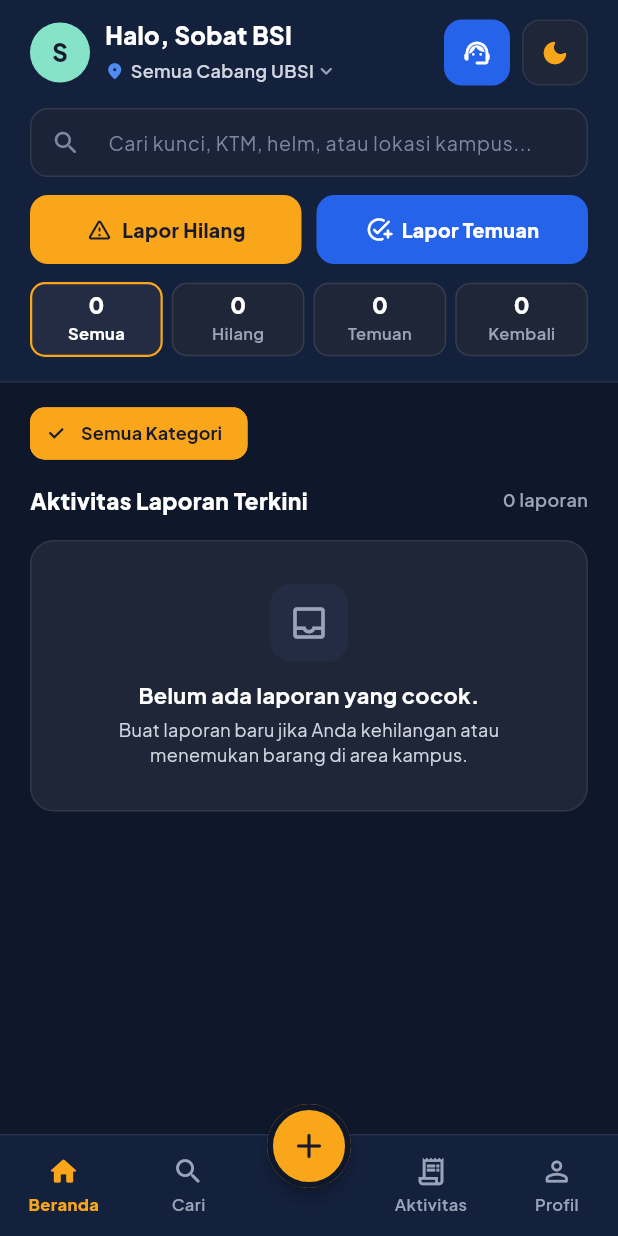
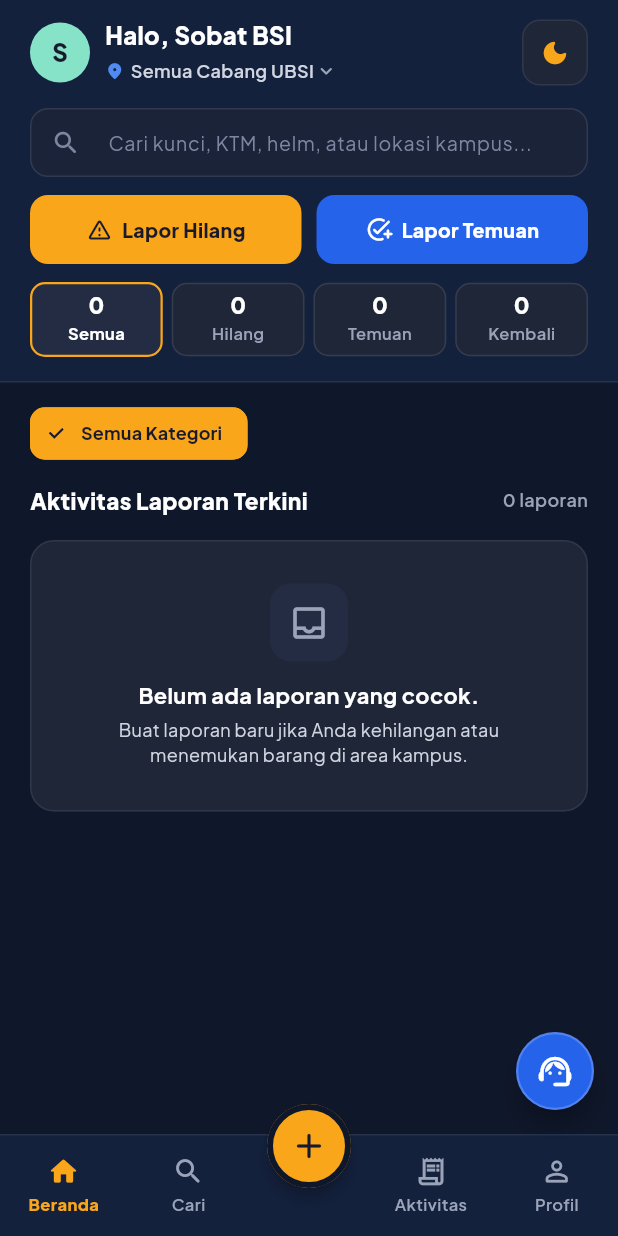
Before and after one commit to MunnaK17/findit-mobile, a Flutter app: the MainNavigationView screen opened directly, on a phone screen of 412 x 824 dp. Run offline on Flutter 3.47's test engine with Material 3 defaults, Android fonts, the phone set to English and light mode, and no system bars; our stand-ins replace google_fonts, image_picker, shared_preferences, supabase_flutter; accounts and stored records are empty.

Commit message:
feat(ui): move Tanya FindBot button to bottom-right floating action button

```diff
--- a/lib/views/home/home_view.dart
+++ b/lib/views/home/home_view.dart
@@ -8,7 +8,6 @@
 import '../../services/auth_service.dart';
 import '../../services/report_service.dart';
 import '../../services/supabase_service.dart';
-import '../chat/chatbot_view.dart';
 import '../reports/create_report_view.dart';
 import 'widgets/report_card.dart';
 
@@ -511,25 +510,6 @@
                       ),
                     ),
                   ],
-                ),
-              ),
-              const SizedBox(width: 8),
-              Container(
-                width: 44,
-                height: 44,
-                decoration: BoxDecoration(
-                  color: AppColors.actionBlue,
-                  borderRadius: BorderRadius.circular(12),
-                ),
-                child: IconButton(
-                  tooltip: 'Tanya FindBot',
-                  icon: const Icon(Icons.support_agent_rounded, color: Colors.white, size: 20),
-                  onPressed: () {
-                    Navigator.push(
-                      context,
-                      MaterialPageRoute(builder: (_) => const ChatbotView()),
-                    );
-                  },
                 ),
               ),
               const SizedBox(width: 8),
--- a/lib/views/main_navigation_view.dart
+++ b/lib/views/main_navigation_view.dart
@@ -1,5 +1,6 @@
 import 'package:flutter/material.dart';
 import '../core/constants/colors.dart';
+import 'chat/chatbot_view.dart';
 import 'home/home_view.dart';
 import 'reports/create_report_view.dart';
 import 'search/search_view.dart';
@@ -52,6 +53,44 @@
         index: _currentIndex,
         children: _pages,
       ),
+      floatingActionButton: Semantics(
+        button: true,
+        label: 'Tanya FindBot Asisten AI',
+        child: Tooltip(
+          message: 'Tanya FindBot',
+          child: Material(
+            color: AppColors.actionBlue,
+            elevation: 6,
+            shape: const CircleBorder(),
+            child: InkWell(
+              onTap: () {
+                Navigator.push(
+                  context,
+                  MaterialPageRoute(builder: (_) => const ChatbotView()),
+                );
+              },
+              customBorder: const CircleBorder(),
+              child: Container(
+                width: 52,
+                height: 52,
+                decoration: BoxDecoration(
+                  shape: BoxShape.circle,
+                  border: Border.all(
+                    color: Colors.white.withValues(alpha: 0.2),
+                    width: 1.5,
+                  ),
+                ),
+                child: const Icon(
+                  Icons.support_agent_rounded,
+                  color: Colors.white,
+                  size: 26,
+                ),
+              ),
+            ),
+          ),
+        ),
+      ),
+      floatingActionButtonLocation: FloatingActionButtonLocation.endFloat,
       bottomNavigationBar: SafeArea(
         top: false,
         child: Stack(
```
